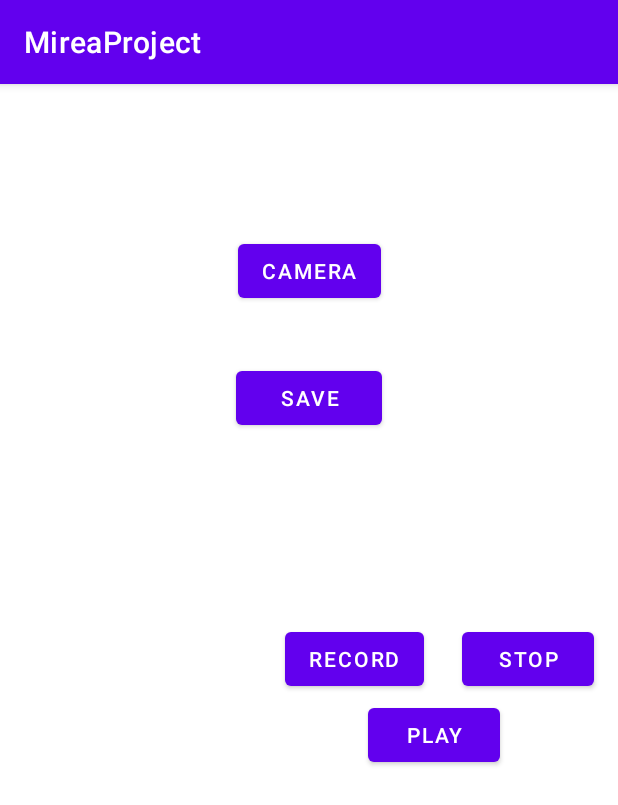
After one commit to kovalyov-z3/MireaProject, an Android app: the fragment ApparatFragment shown on its own in the app's theme, on a phone screen of 412 x 824 dp. The commit adds this screen. Shown: the top 805 px of the screen. Run offline under Robolectric (Android 15) with nearby library versions, the phone set to English and light mode, and no system bars; pictures from the network do not load.

Commit message:
added apparat fragment

```diff
--- /dev/null
+++ b/app/src/main/java/ru/mirea/kovalyov/mireaproject/ApparatFragment.java
@@ -0,0 +1,331 @@
+package ru.mirea.kovalyov.mireaproject;
+
+import android.Manifest;
+import android.content.ContentResolver;
+import android.content.ContentValues;
+import android.content.Context;
+import android.content.Intent;
+import android.content.pm.PackageManager;
+import android.graphics.Bitmap;
+import android.hardware.Sensor;
+import android.hardware.SensorEvent;
+import android.hardware.SensorEventListener;
+import android.hardware.SensorManager;
+import android.media.MediaRecorder;
+import android.net.Uri;
+import android.os.Bundle;
+
+import androidx.annotation.NonNull;
+import androidx.core.app.ActivityCompat;
+import androidx.core.content.ContextCompat;
+import androidx.core.content.FileProvider;
+import androidx.fragment.app.Fragment;
+
+import android.os.Environment;
+import android.provider.MediaStore;
+import android.util.Log;
+import android.view.LayoutInflater;
+import android.view.View;
+import android.view.ViewGroup;
+import android.widget.Button;
+import android.widget.ImageView;
+import android.widget.TextView;
+import android.widget.Toast;
+
+import java.io.File;
+import java.io.FileOutputStream;
+import java.io.IOException;
+import java.io.OutputStream;
+import java.text.SimpleDateFormat;
+import java.util.Date;
+
+import ru.mirea.kovalyov.mireaproject.MainActivity;
+import ru.mirea.kovalyov.mireaproject.R;
+import ru.mirea.kovalyov.mireaproject.services.DictService;
+
+public class ApparatFragment extends Fragment implements SensorEventListener {
+    private TextView azimuthTextView;
+    private TextView pitchTextView;
+    private TextView rollTextView;
+    private SensorManager sensorManager;
+    private Sensor accelerometerSensor;
+
+    private static final int REQUEST_CODE_PERMISSION = 100;
+    final String TAG = MainActivity.class.getSimpleName();
+    private ImageView imageView;
+    private static final int CAMERA_REQUEST = 0;
+    private boolean isCameraWork = false;
+    private Uri imageUri;
+
+
+    private String[] PERMISSIONS = {
+            Manifest.permission.WRITE_EXTERNAL_STORAGE,
+            Manifest.permission.RECORD_AUDIO
+    };
+
+    private boolean isDictWork;
+
+    private MediaRecorder mediaRecorder;
+    private File audioFile;
+
+    private Button buttonRecord;
+    private Button buttonStop;
+
+    @Override
+    public View onCreateView(LayoutInflater inflater, ViewGroup container,
+                             Bundle savedInstanceState) {
+        // Inflate the layout for this fragment
+        View view = inflater.inflate(R.layout.fragment_apparat, container, false);
+
+
+        imageView = view.findViewById(R.id.imageView);
+        view.findViewById(R.id.buttonCamera).setOnClickListener(this::onClickCamera);
+        view.findViewById(R.id.buttonSave).setOnClickListener(this::onClickSave);
+
+        int cameraPermissionStatus =
+                ContextCompat.checkSelfPermission(getActivity(), Manifest.permission.CAMERA);
+
+        int storagePermissionStatus =
+                ContextCompat.checkSelfPermission(getActivity(), Manifest.permission.WRITE_EXTERNAL_STORAGE);
+
+        if (cameraPermissionStatus == PackageManager.PERMISSION_GRANTED &&
+                storagePermissionStatus == PackageManager.PERMISSION_GRANTED) {
+            isCameraWork = true;
+        } else {
+            ActivityCompat.requestPermissions(getActivity(), new String[]{Manifest.permission.CAMERA,
+                            Manifest.permission.WRITE_EXTERNAL_STORAGE},
+                    REQUEST_CODE_PERMISSION);
+        }
+
+        isDictWork = hasPermissions(getActivity(), PERMISSIONS);
+        if (!isDictWork) {
+            ActivityCompat.requestPermissions(getActivity(), PERMISSIONS,
+                    REQUEST_CODE_PERMISSION);
+        }
+
+        mediaRecorder = new MediaRecorder();
+
+        view.findViewById(R.id.buttonRecord).setOnClickListener(this::onRecordStart);
+        view.findViewById(R.id.buttonStop).setOnClickListener(this::onStopRecord);
+        view.findViewById(R.id.buttonPlay).setOnClickListener(this::onListenRecord);
+
+        buttonRecord = view.findViewById(R.id.buttonRecord);
+        buttonStop = view.findViewById(R.id.buttonStop);
+
+
+        sensorManager =
+                (SensorManager) getActivity().getSystemService(Context.SENSOR_SERVICE);
+        accelerometerSensor = sensorManager
+                .getDefaultSensor(Sensor.TYPE_ACCELEROMETER);
+        azimuthTextView = view.findViewById(R.id.textViewAzimuth);
+        pitchTextView = view.findViewById(R.id.textViewPitch);
+        rollTextView = view.findViewById(R.id.textViewRoll);
+        return view;
+    }
+
+
+    @Override
+    public void onPause() {
+        super.onPause();
+        sensorManager.unregisterListener(this);
+    }
+
+    @Override
+    public void onResume() {
+        super.onResume();
+        sensorManager.registerListener(this, accelerometerSensor,
+                SensorManager.SENSOR_DELAY_NORMAL);
+    }
+
+
+    @Override
+    public void onSensorChanged(SensorEvent event) {
+        if (event.sensor.getType() == Sensor.TYPE_ACCELEROMETER) {
+            float valueAzimuth = event.values[0];
+            float valuePitch = event.values[1];
+            float valueRoll = event.values[2];
+            azimuthTextView.setText("Azimuth: " + valueAzimuth);
+            pitchTextView.setText("Pitch: " + valuePitch);
+            rollTextView.setText("Roll: " + valueRoll);
+        }
+    }
+
+    @Override
+    public void onAccuracyChanged(Sensor sensor, int accuracy) {
+    }
+
+    public void onClickCamera(View view) {
+        Intent cameraIntent = new Intent(MediaStore.ACTION_IMAGE_CAPTURE);
+
+        if (cameraIntent.resolveActivity(getActivity().getPackageManager()) != null && isCameraWork == true) {
+            File photoFile = null;
+            try {
+                photoFile = createImageFile();
+            } catch (IOException e) {
+                e.printStackTrace();
+            }
+
+            String authorities = getActivity().getApplicationContext().getPackageName() + ".fileprovider";
+            imageUri = FileProvider.getUriForFile(getActivity(), authorities, photoFile);
+            cameraIntent.putExtra(MediaStore.EXTRA_OUTPUT, imageUri);
+            startActivityForResult(cameraIntent, CAMERA_REQUEST);
+        }
+    }
+
+    @Override
+    public void onActivityResult(int requestCode, int resultCode, Intent data) {
+        super.onActivityResult(requestCode, resultCode, data);
+
+        if (requestCode == CAMERA_REQUEST && resultCode == getActivity().RESULT_OK) {
+            imageView.setImageURI(imageUri);
+        }
+    }
+
+    private File createImageFile() throws IOException {
+        String timeStamp = new SimpleDateFormat("yyyyMMdd_HHmmss").format(new Date());
+        String imageFileName = "IMAGE_" + timeStamp + "_";
+        File storageDirectory =
+                Environment.getExternalStoragePublicDirectory(Environment.DIRECTORY_PICTURES);
+        return File.createTempFile(imageFileName, ".jpg", storageDirectory);
+    }
+
+    @Override
+    public void onRequestPermissionsResult(int requestCode, @NonNull String[] permissions, @NonNull int[] grantResults) {
+
+        super.onRequestPermissionsResult(requestCode, permissions, grantResults);
+
+        if (requestCode == REQUEST_CODE_PERMISSION) {
+            isDictWork = grantResults.length > 0
+                    && grantResults[0] == PackageManager.PERMISSION_GRANTED;
+
+            if (grantResults.length > 0
+                    && grantResults[0] == PackageManager.PERMISSION_GRANTED) {
+                // permission granted
+                isCameraWork = true;
+            } else {
+                isCameraWork = false;
+            }
+        }
+    }
+
+    public void onClickSave(View view) {
+        String folderToSave = Environment.getExternalStorageDirectory().toString();
+        String timeStamp = new SimpleDateFormat("yyyyMMdd_HHmmss").format(new Date());
+        String imageFileName = "IMAGE_" + timeStamp + "_";
+        OutputStream outputStream = null;
+        try {
+            File file = new File(folderToSave, imageFileName + ".jpg"); // создать уникальное имя для файла основываясь на дате сохранения
+            outputStream = new FileOutputStream(file);
+
+            imageView.setDrawingCacheEnabled(true);
+            imageView.measure(View.MeasureSpec.makeMeasureSpec(0, View.MeasureSpec.UNSPECIFIED),
+                    View.MeasureSpec.makeMeasureSpec(0, View.MeasureSpec.UNSPECIFIED));
+
+            imageView.layout(0, 0,
+                    imageView.getMeasuredWidth(), imageView.getMeasuredHeight());
+
+            imageView.buildDrawingCache(true);
+
+            Bitmap bitmap = Bitmap.createBitmap(imageView.getDrawingCache());
+            bitmap.compress(Bitmap.CompressFormat.JPEG, 85, outputStream);
+
+            imageView.setDrawingCacheEnabled(false);
+            outputStream.flush();
+            outputStream.close();
+            MediaStore.Images.Media.insertImage(getActivity().getContentResolver(),
+                    file.getAbsolutePath(),
+                    file.getName(),
+                    file.getName());
+        } catch (Exception e) {
+            e.printStackTrace();
+        }
+    }
+
+    public static boolean hasPermissions(Context context, String... permissions) {
+        if (context != null && permissions != null) {
+            for (String permission : permissions) {
+                if (ActivityCompat.checkSelfPermission(context, permission) != PackageManager.PERMISSION_GRANTED) {
+                    return false;
+                }
+            }
+        }
+        return true;
+    }
+
+    public void onRecordStart(View view) {
+        try {
+            buttonRecord.setEnabled(false);
+            buttonStop.setEnabled(true);
+            buttonStop.requestFocus();
+            startRecording();
+        } catch (Exception e) {
+            Log.e(TAG, "Caught io exception " + e.getMessage());
+        }
+    }
+
+    public void onStopRecord(View view) {
+        buttonRecord.setEnabled(true);
+        buttonStop.setEnabled(false);
+        buttonRecord.requestFocus();
+        stopRecording();
+        processAudioFile();
+    }
+
+    public void onListenRecord(View view) {
+        getActivity().startService(new Intent(getActivity(), DictService.class));
+    }
+
+    private void startRecording() throws IOException {
+
+        String state = Environment.getExternalStorageState();
+        if (Environment.MEDIA_MOUNTED.equals(state) ||
+                Environment.MEDIA_MOUNTED_READ_ONLY.equals(state)) {
+            Log.d(TAG, "sd-card success");
+
+            mediaRecorder.setAudioSource(MediaRecorder.AudioSource.MIC);
+
+            mediaRecorder.setOutputFormat(MediaRecorder.OutputFormat.THREE_GPP);
+
+            mediaRecorder.setAudioEncoder(MediaRecorder.AudioEncoder.AMR_NB);
+            if (audioFile == null) {
+                // создание файла
+                audioFile = new File(getActivity().getExternalFilesDir(
+                        Environment.DIRECTORY_MUSIC), "mirea.3gp");
+            }
+            mediaRecorder.setOutputFile(audioFile.getAbsolutePath());
+            mediaRecorder.prepare();
+            mediaRecorder.start();
+            Toast.makeText(getActivity(), "Recording started!", Toast.LENGTH_SHORT).show();
+        }
+    }
+
+    private void stopRecording() {
+        if (mediaRecorder != null) {
+            Log.d(TAG, "stopRecording");
+            mediaRecorder.stop();
+            mediaRecorder.reset();
+            mediaRecorder.release();
+            Toast.makeText(getActivity(), "You are not recording right now!",
+                    Toast.LENGTH_SHORT).show();
+        }
+    }
+
+    private void processAudioFile() {
+        Log.d(TAG, "processAudioFile");
+        ContentValues values = new ContentValues(4);
+        long current = System.currentTimeMillis();
+        // установка meta данных созданному файлу
+        values.put(MediaStore.Audio.Media.TITLE, "audio" + audioFile.getName());
+        values.put(MediaStore.Audio.Media.DATE_ADDED, (int) (current / 1000));
+        values.put(MediaStore.Audio.Media.MIME_TYPE, "audio/3gpp");
+        values.put(MediaStore.Audio.Media.DATA, audioFile.getAbsolutePath());
+        ContentResolver contentResolver = getActivity().getContentResolver();
+        Log.d(TAG, "audioFile: " + audioFile.canRead());
+        Uri baseUri = MediaStore.Audio.Media.EXTERNAL_CONTENT_URI;
+        Uri newUri = contentResolver.insert(baseUri, values);
+
+        getActivity().sendBroadcast(new Intent(Intent.ACTION_MEDIA_SCANNER_SCAN_FILE, newUri));
+    }
+
+
+}
--- /dev/null
+++ b/app/src/main/res/layout/fragment_apparat.xml
@@ -0,0 +1,118 @@
+<?xml version="1.0" encoding="utf-8"?>
+<androidx.constraintlayout.widget.ConstraintLayout xmlns:android="http://schemas.android.com/apk/res/android"
+    xmlns:app="http://schemas.android.com/apk/res-auto"
+    xmlns:tools="http://schemas.android.com/tools"
+    android:layout_width="match_parent"
+    android:layout_height="match_parent"
+    tools:context=".ui.fragments.ApparatFragment">
+
+    <TextView
+        android:id="@+id/textViewAzimuth"
+        android:layout_width="match_parent"
+        android:layout_height="wrap_content"
+        android:layout_marginStart="8dp"
+        android:layout_marginEnd="8dp"
+        app:layout_constraintBottom_toBottomOf="parent"
+        app:layout_constraintEnd_toEndOf="parent"
+        app:layout_constraintHorizontal_bias="1.0"
+        app:layout_constraintStart_toStartOf="parent"
+        app:layout_constraintTop_toTopOf="parent"
+        app:layout_constraintVertical_bias="0.022" />
+
+    <TextView
+        android:id="@+id/textViewPitch"
+        android:layout_width="match_parent"
+        android:layout_height="wrap_content"
+        android:layout_marginStart="8dp"
+        android:layout_marginTop="4dp"
+        android:layout_marginEnd="8dp"
+        app:layout_constraintEnd_toEndOf="parent"
+        app:layout_constraintHorizontal_bias="0.0"
+        app:layout_constraintStart_toStartOf="parent"
+        app:layout_constraintTop_toBottomOf="@+id/textViewAzimuth" />
+
+    <TextView
+        android:id="@+id/textViewRoll"
+        android:layout_width="match_parent"
+        android:layout_height="wrap_content"
+        android:layout_marginStart="8dp"
+        android:layout_marginTop="4dp"
+        android:layout_marginEnd="8dp"
+        app:layout_constraintEnd_toEndOf="parent"
+        app:layout_constraintHorizontal_bias="0.0"
+        app:layout_constraintStart_toStartOf="parent"
+        app:layout_constraintTop_toBottomOf="@+id/textViewPitch" />
+
+    <ImageView
+        android:id="@+id/imageViewCamera"
+        android:layout_width="wrap_content"
+        android:layout_height="wrap_content"
+        app:layout_constraintBottom_toBottomOf="parent"
+        app:layout_constraintEnd_toEndOf="parent"
+        app:layout_constraintHorizontal_bias="0.028"
+        app:layout_constraintStart_toStartOf="parent"
+        app:layout_constraintTop_toTopOf="parent"
+        app:layout_constraintVertical_bias="0.159"
+        tools:src="@tools:sample/avatars[1]" />
+
+    <Button
+        android:id="@+id/buttonCamera"
+        android:layout_width="wrap_content"
+        android:layout_height="wrap_content"
+        android:onClick="onClickCamera"
+        android:text="Camera"
+        app:layout_constraintBottom_toBottomOf="parent"
+        app:layout_constraintEnd_toEndOf="parent"
+        app:layout_constraintStart_toStartOf="parent"
+        app:layout_constraintTop_toTopOf="parent"
+        app:layout_constraintVertical_bias="0.14" />
+
+    <Button
+        android:id="@+id/buttonSave"
+        android:layout_width="97dp"
+        android:layout_height="48dp"
+        android:onClick="onClickSave"
+        android:text="Save"
+        app:layout_constraintBottom_toBottomOf="parent"
+        app:layout_constraintEnd_toEndOf="parent"
+        app:layout_constraintStart_toStartOf="parent"
+        app:layout_constraintTop_toTopOf="parent"
+        app:layout_constraintVertical_bias="0.257" />
+
+    <Button
+        android:id="@+id/buttonRecord"
+        android:layout_width="wrap_content"
+        android:layout_height="wrap_content"
+        android:text="Record"
+        app:layout_constraintBottom_toBottomOf="parent"
+        app:layout_constraintEnd_toEndOf="parent"
+        app:layout_constraintHorizontal_bias="0.594"
+        app:layout_constraintStart_toStartOf="parent"
+        app:layout_constraintTop_toTopOf="parent"
+        app:layout_constraintVertical_bias="0.499" />
+
+    <Button
+        android:id="@+id/buttonStop"
+        android:layout_width="wrap_content"
+        android:layout_height="wrap_content"
+        android:text="Stop"
+        app:layout_constraintBottom_toBottomOf="parent"
+        app:layout_constraintEnd_toEndOf="parent"
+        app:layout_constraintHorizontal_bias="0.95"
+        app:layout_constraintStart_toStartOf="parent"
+        app:layout_constraintTop_toTopOf="parent"
+        app:layout_constraintVertical_bias="0.499" />
+
+    <Button
+        android:id="@+id/buttonPlay"
+        android:layout_width="wrap_content"
+        android:layout_height="wrap_content"
+        android:text="Play"
+        app:layout_constraintBottom_toBottomOf="parent"
+        app:layout_constraintEnd_toEndOf="parent"
+        app:layout_constraintHorizontal_bias="0.758"
+        app:layout_constraintStart_toStartOf="parent"
+        app:layout_constraintTop_toTopOf="parent"
+        app:layout_constraintVertical_bias="0.569" />
+
+</androidx.constraintlayout.widget.ConstraintLayout>
--- a/app/src/main/res/menu/activity_main_drawer.xml
+++ b/app/src/main/res/menu/activity_main_drawer.xml
@@ -25,5 +25,8 @@
         <item
             android:id="@+id/musicFragment2"
             android:title="Music" />
+        <item
+            android:id="@+id/apparatFragment"
+            android:title="Music" />
     </group>
 </menu>
--- a/app/src/main/res/navigation/mobile_navigation.xml
+++ b/app/src/main/res/navigation/mobile_navigation.xml
@@ -38,5 +38,10 @@
         android:name="ru.mirea.kovalyov.mireaproject.MusicFragment"
         android:label="fragment_music"
         tools:layout="@layout/fragment_music" />
+    <fragment
+        android:id="@+id/apparatFragment"
+        android:name="ru.mirea.kovalyov.mireaproject.ApparatFragment"
+        android:label="fragment_apparat"
+        tools:layout="@layout/fragment_apparat" />
 
 </navigation>
--- a/app/src/main/res/values/strings.xml
+++ b/app/src/main/res/values/strings.xml
@@ -12,6 +12,7 @@
     <string name="menu_web">Browser</string>
     <string name="menu_gallery">Gallery</string>
     <string name="menu_slideshow">Slideshow</string>
+    <string name="menu_apparatFragment">ApparatFragment</string>
     <!-- TODO: Remove or change this placeholder text -->
     <string name="hello_blank_fragment">Hello blank fragment</string>
 </resources>
```
Also changed, not shown: app/src/main/java/ru/mirea/kovalyov/mireaproject/services/DictService.java (added, +43 -0 lines).
